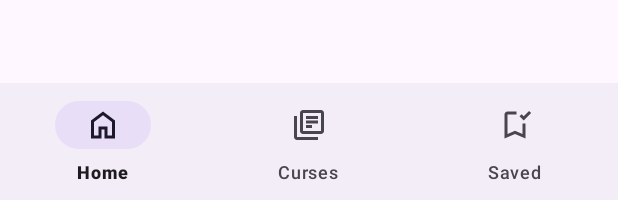
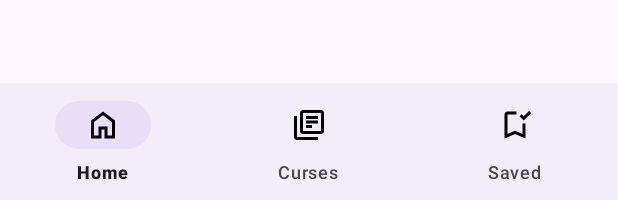
Before and after one commit to kyb3rcipher/ASISTEM, an Android app: the layout activity_main.xml on its own in the app's theme, with its tools: preview values and no code run, on a phone screen of 412 x 824 dp. Shown: the part 1033-1233 px from the top of the screen. Run offline under Robolectric (Android 15) with nearby library versions, the phone set to English and light mode, and no system bars.

Commit message:
Minimal desing changes

```diff
--- a/app/src/main/res/layout/activity_main.xml
+++ b/app/src/main/res/layout/activity_main.xml
@@ -27,5 +27,6 @@
         android:id="@+id/bottomNavigationBar"
         android:layout_width="match_parent"
         android:layout_height="wrap_content"
+        app:itemRippleColor="?attr/colorSecondary"
         app:menu="@menu/botton_navigation" />
 </LinearLayout>
--- a/app/src/main/res/layout/fragment_courses.xml
+++ b/app/src/main/res/layout/fragment_courses.xml
@@ -37,8 +37,9 @@
                         android:contentDescription="@string/course1ImageDescription"
                         android:scaleType="fitXY"
                         android:src="@drawable/banner_course_burns"
-                        tools:ignore="ImageContrastCheck"
-                        tools:src="@drawable/banner_course_burns" />
+                        tools:ignore="ImageContrastCheck,UseAppTint"
+                        tools:src="@drawable/banner_course_burns"
+                        android:tint="@null" />
 
                     <LinearLayout
                         android:layout_width="wrap_content"
--- a/app/src/main/res/values-night/themes.xml
+++ b/app/src/main/res/values-night/themes.xml
@@ -4,6 +4,7 @@
         <!-- Customize your light theme here. -->
         <item name="colorPrimary">@color/red</item>
         <item name="colorSecondary">@color/red</item>
+        <item name="android:tint">@color/white</item>
         <item name="toolbarStyle">@style/ToolbarStyle</item>
         <item name="actionOverflowButtonStyle">@style/IconOverflow</item>
     </style>
--- a/app/src/main/res/values/colors.xml
+++ b/app/src/main/res/values/colors.xml
@@ -5,4 +5,7 @@
 
     <color name="red">#870214</color>
     <color name="pink">#EE99A5</color>
+
+    // Color references for code
+    <attr name="colorSecondary" format="reference" />
 </resources>
--- a/app/src/main/res/values/themes.xml
+++ b/app/src/main/res/values/themes.xml
@@ -4,6 +4,7 @@
         <!-- Customize your light theme here. -->
         <item name="colorPrimary">@color/red</item>
         <item name="colorSecondary">@color/pink</item>
+        <item name="android:tint">@color/black</item>
         <item name="toolbarStyle">@style/ToolbarStyle</item>
         <item name="actionOverflowButtonStyle">@style/IconOverflow</item>
     </style>
```
Also changed, not shown: app/src/main/java/com/kyb3r/savethevita/MainActivity.java (+16 -6 lines).
